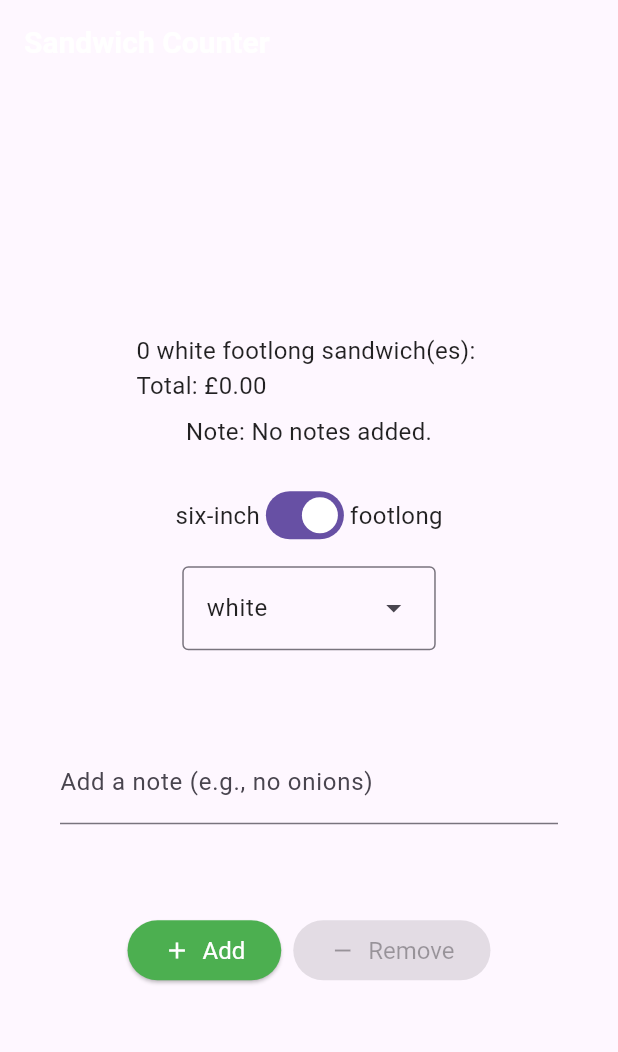
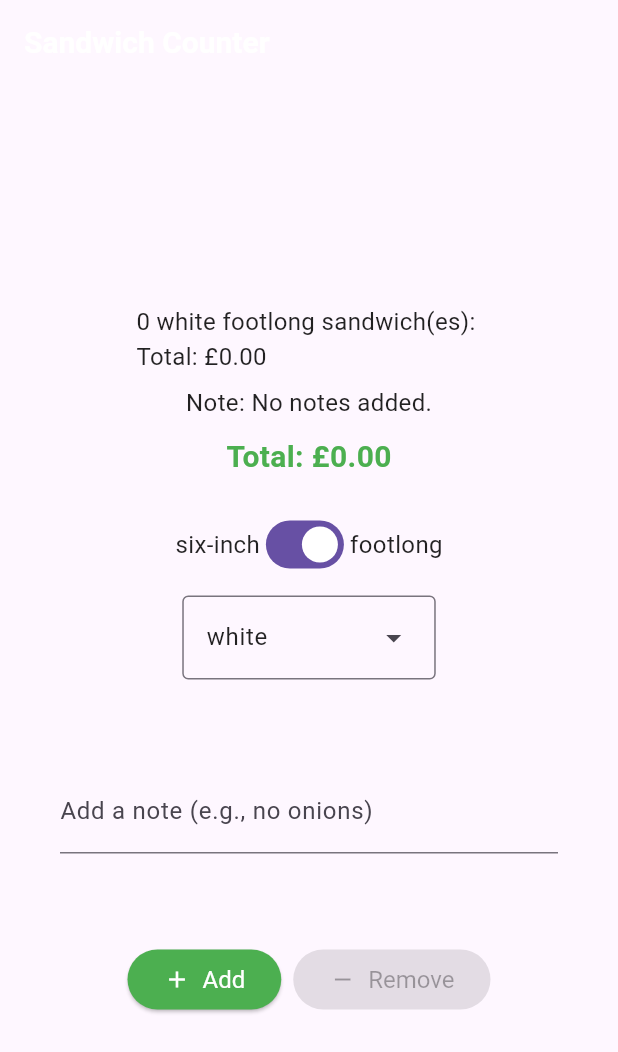
Before and after one commit to AlperO06/sandwich_shop-main, a Flutter app: the screen it shows after launch, on a phone screen of 412 x 824 dp. Shown: the top 1052 px of the screen. Run offline on Flutter 3.47's test engine with Material 3 defaults, Android fonts, the phone set to English and light mode, and no system bars.

Commit message:
Added display of price

```diff
--- a/lib/main.dart
+++ b/lib/main.dart
@@ -105,6 +105,12 @@ class _OrderScreenState extends State<OrderScreen> {
       noteForDisplay = _notesController.text;
     }
 
+    final pricing = PricingRepository(
+      quantity: _quantity,
+      isFootlong: _isFootlong,
+    );
+    final total = pricing.calculateTotal();
+
     return Scaffold(
       appBar: AppBar(
         title: const Text(
@@ -121,6 +127,11 @@ class _OrderScreenState extends State<OrderScreen> {
               itemType: sandwichType,
               breadType: _selectedBreadType,
               orderNote: noteForDisplay,
+            ),
+            const SizedBox(height: 10),
+            Text(
+              'Total: £${total.toStringAsFixed(2)}',
+              style: heading1.copyWith(color: Colors.green),
             ),
             const SizedBox(height: 20),
             Row(
```
